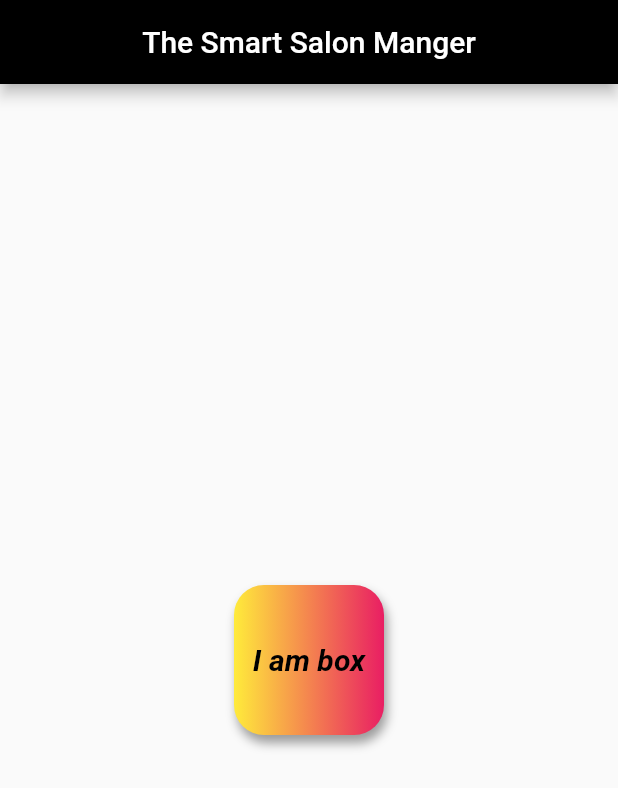
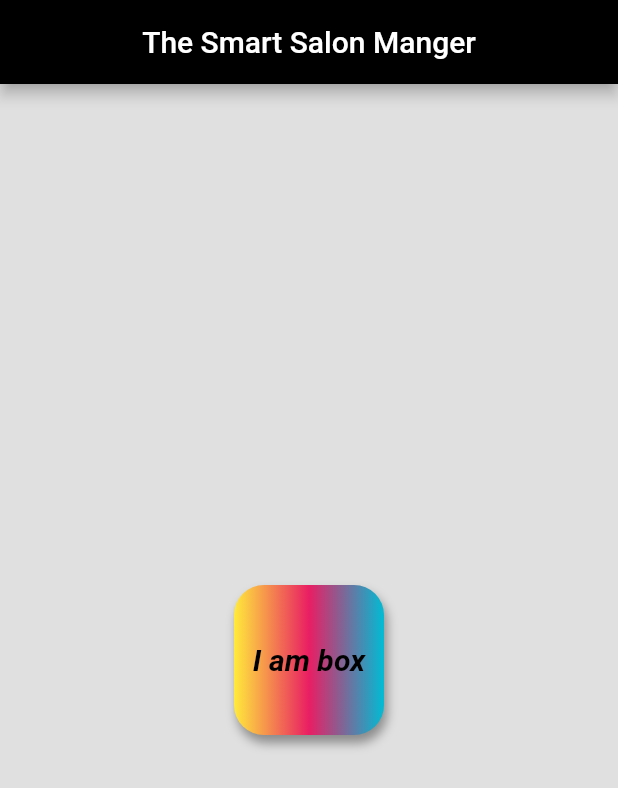
Before and after one commit to chetankoli1/flutter, a Flutter app: the screen it shows after launch, on a phone screen of 412 x 824 dp. Shown: the top 788 px of the screen. Run offline on Flutter 3.47's test engine with Material 2 defaults, Android fonts, the phone set to English and light mode, and no system bars.

Commit message:
3rd sesson

```diff
--- a/lib/main.dart
+++ b/lib/main.dart
@@ -3,6 +3,7 @@ import 'dart:math';
 import 'package:flutter/material.dart';
 
 void main() => runApp(MaterialApp(
+  debugShowCheckedModeBanner: false,
       title: "Sagar koli",
       home: homeScreen(),
     ));
@@ -15,6 +16,7 @@ class homeScreen extends StatelessWidget {
         backgroundColor: Colors.black,
       );
     return Scaffold(
+      backgroundColor: Colors.black12,
       appBar: appBar2,
       body: Center(
         child: Container(
@@ -33,7 +35,7 @@ class homeScreen extends StatelessWidget {
             ],
                color: Colors.teal,
                gradient: LinearGradient(colors: [
-                 Colors.yellow , Colors.pink
+                 Colors.yellow , Colors.pink , Colors.cyan
                ])
           ),
           child: Text("I am box",
```
